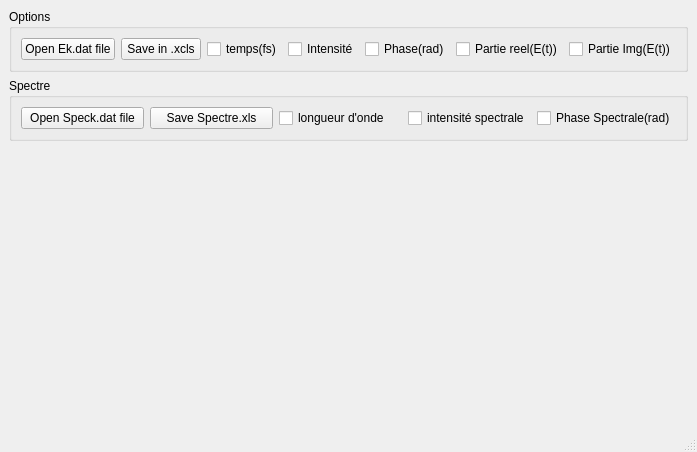
Before: the Qt Designer form frog_file.ui in FabL91/Lecture-.dat, drawn with Qt 5.
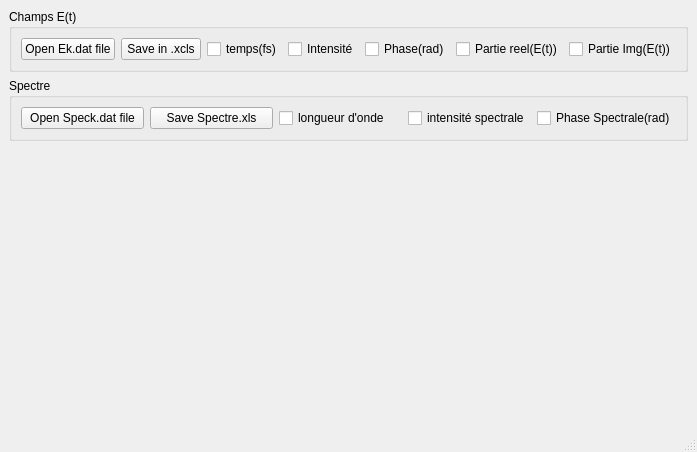
After: the same form once the commit is applied.

Commit message: checkbox coché par défaut

The edit to the form file:
```diff
--- a/frog_file.ui
+++ b/frog_file.ui
@@ -18,7 +18,7 @@
     <item>
      <widget class="QGroupBox" name="groupBox">
       <property name="title">
-       <string>Options</string>
+       <string>Champs E(t)</string>
       </property>
       <layout class="QHBoxLayout" name="verticalLayout_2">
        <item>
```
The commit also changes 1 other file.
